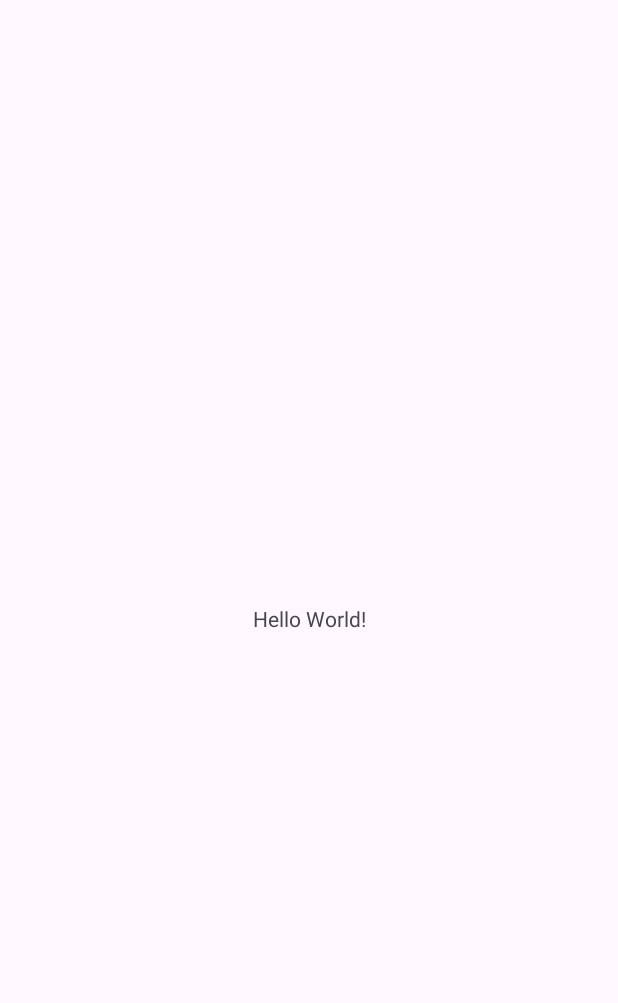
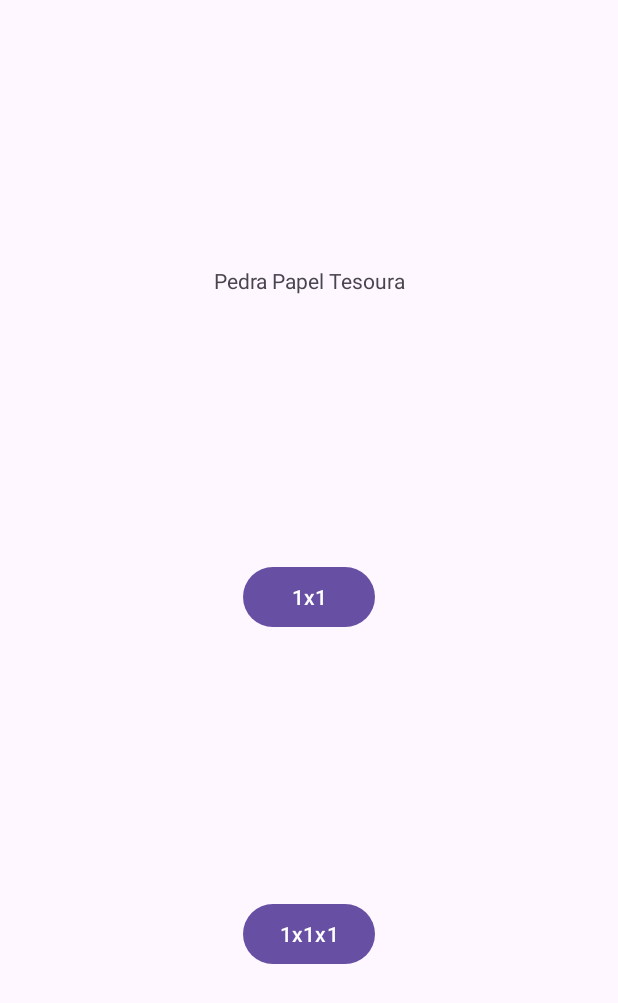
Before and after one commit to SandroFerreiraDev/PedraPapelTesoura, an Android app: the screen it shows after launch (MainActivity), on a phone screen of 412 x 824 dp. Before the commit the part shown is almost empty. Shown: the top 1003 px of the screen. Run offline under Robolectric (Android 15) with nearby library versions, the phone set to English and light mode, and no system bars.

Commit message:
feat: Added 1x1 and 1x1x1 activities and layouts

```diff
--- a/app/src/main/AndroidManifest.xml
+++ b/app/src/main/AndroidManifest.xml
@@ -21,6 +21,12 @@
                 <category android:name="android.intent.category.LAUNCHER" />
             </intent-filter>
         </activity>
+
+        <activity android:name=".Game1x1Activity"/>
+        <activity android:name=".Game1x1x1Activity"/>
+
+
+
     </application>
 
 </manifest>
--- a/app/src/main/java/com/ferreirasandro/pedrapapeltesoura/MainActivity.kt
+++ b/app/src/main/java/com/ferreirasandro/pedrapapeltesoura/MainActivity.kt
@@ -1,6 +1,8 @@
 package com.ferreirasandro.pedrapapeltesoura
 
+import android.content.Intent
 import android.os.Bundle
+import android.widget.Button
 import androidx.activity.enableEdgeToEdge
 import androidx.appcompat.app.AppCompatActivity
 import androidx.core.view.ViewCompat
@@ -16,5 +18,16 @@ class MainActivity : AppCompatActivity() {
             v.setPadding(systemBars.left, systemBars.top, systemBars.right, systemBars.bottom)
             insets
         }
+
+        val btn1x1 = findViewById<Button>(R.id.BT1x1)
+        btn1x1.setOnClickListener {
+            val intent = Intent(this, Game1x1Activity::class.java)
+            startActivity(intent)
+        }
+        val btn1x1x1 = findViewById<Button>(R.id.BT1x1x1)
+        btn1x1x1.setOnClickListener {
+            val intent = Intent(this, Game1x1x1Activity::class.java)
+            startActivity(intent)
+        }
     }
 }
--- /dev/null
+++ b/app/src/main/res/layout/activity_1x1.xml
@@ -0,0 +1,6 @@
+<?xml version="1.0" encoding="utf-8"?>
+<androidx.constraintlayout.widget.ConstraintLayout xmlns:android="http://schemas.android.com/apk/res/android"
+    android:layout_width="match_parent"
+    android:layout_height="match_parent">
+
+</androidx.constraintlayout.widget.ConstraintLayout>
--- /dev/null
+++ b/app/src/main/res/layout/activity_1x1x1.xml
@@ -0,0 +1,6 @@
+<?xml version="1.0" encoding="utf-8"?>
+<androidx.constraintlayout.widget.ConstraintLayout xmlns:android="http://schemas.android.com/apk/res/android"
+    android:layout_width="match_parent"
+    android:layout_height="match_parent">
+
+</androidx.constraintlayout.widget.ConstraintLayout>
--- a/app/src/main/res/layout/activity_main.xml
+++ b/app/src/main/res/layout/activity_main.xml
@@ -8,12 +8,33 @@
     tools:context=".MainActivity">
 
     <TextView
+        android:id="@+id/TVMainText"
         android:layout_width="wrap_content"
         android:layout_height="wrap_content"
-        android:text="Hello World!"
-        app:layout_constraintBottom_toBottomOf="parent"
+        android:text="Pedra Papel Tesoura"
+        app:layout_constraintBottom_toTopOf="@id/BT1x1"
         app:layout_constraintEnd_toEndOf="parent"
         app:layout_constraintStart_toStartOf="parent"
         app:layout_constraintTop_toTopOf="parent" />
 
+    <Button
+        android:id="@+id/BT1x1"
+        android:layout_width="wrap_content"
+        android:layout_height="wrap_content"
+        android:text="1x1"
+        app:layout_constraintBottom_toTopOf="@id/BT1x1x1"
+        app:layout_constraintEnd_toEndOf="parent"
+        app:layout_constraintStart_toStartOf="parent"
+        app:layout_constraintTop_toBottomOf="@id/TVMainText"/>
+
+    <Button
+        android:id="@+id/BT1x1x1"
+        android:layout_width="wrap_content"
+        android:layout_height="wrap_content"
+        android:text="1x1x1"
+        app:layout_constraintBottom_toBottomOf="parent"
+        app:layout_constraintEnd_toEndOf="parent"
+        app:layout_constraintStart_toStartOf="parent"
+        app:layout_constraintTop_toBottomOf="@id/BT1x1"/>
+
 </androidx.constraintlayout.widget.ConstraintLayout>
```
Also changed, not shown: app/src/main/java/com/ferreirasandro/pedrapapeltesoura/Game1x1Activity.kt (added, +11 -0 lines), app/src/main/java/com/ferreirasandro/pedrapapeltesoura/Game1x1x1Activity.kt (added, +11 -0 lines).
